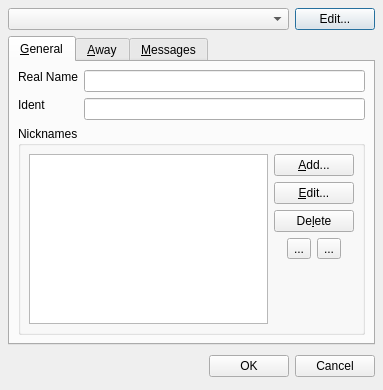
Qt form gui/identitiesdlg.ui (quassel/quassel) before a commit.
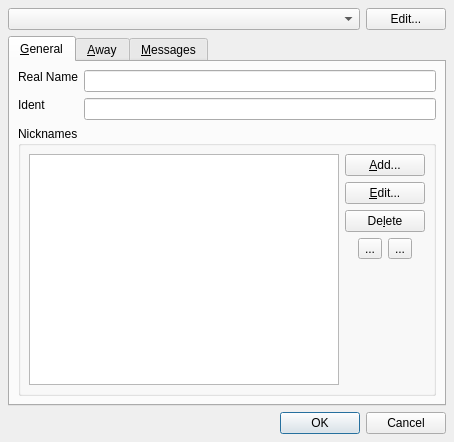
The same form after that commit. Icons and pictures are not drawn.

Commit message: More small changes, working on the dialogs right now.

What changed in the file:
```diff
--- a/gui/identitiesdlg.ui
+++ b/gui/identitiesdlg.ui
@@ -8,8 +8,8 @@
    <rect>
     <x>0</x>
     <y>0</y>
-    <width>383</width>
-    <height>390</height>
+    <width>454</width>
+    <height>442</height>
    </rect>
   </property>
   <property name="sizePolicy" >
@@ -519,47 +519,14 @@
     </widget>
    </item>
    <item>
-    <layout class="QHBoxLayout" >
-     <property name="margin" >
-      <number>0</number>
+    <widget class="QDialogButtonBox" name="buttonBox" >
+     <property name="orientation" >
+      <enum>Qt::Horizontal</enum>
      </property>
-     <property name="spacing" >
-      <number>6</number>
+     <property name="standardButtons" >
+      <set>QDialogButtonBox::Cancel|QDialogButtonBox::NoButton|QDialogButtonBox::Ok</set>
      </property>
-     <item>
-      <spacer>
-       <property name="orientation" >
-        <enum>Qt::Horizontal</enum>
-       </property>
-       <property name="sizeHint" >
-        <size>
-         <width>131</width>
-         <height>31</height>
-        </size>
-       </property>
-      </spacer>
-     </item>
-     <item>
-      <widget class="QPushButton" name="okButton" >
-       <property name="text" >
-        <string>OK</string>
-       </property>
-       <property name="icon" >
-        <iconset resource="../images/icons.qrc" >:/default/button_ok.png</iconset>
-       </property>
-      </widget>
-     </item>
-     <item>
-      <widget class="QPushButton" name="cancelButton" >
-       <property name="text" >
-        <string>Cancel</string>
-       </property>
-       <property name="icon" >
-        <iconset resource="../images/icons.qrc" >:/default/button_cancel.png</iconset>
-       </property>
-      </widget>
-     </item>
-    </layout>
+    </widget>
    </item>
   </layout>
  </widget>
```
Left out of the diff: 73 changed lines with no effect on the pictures. The commit also changes 6 other files.
